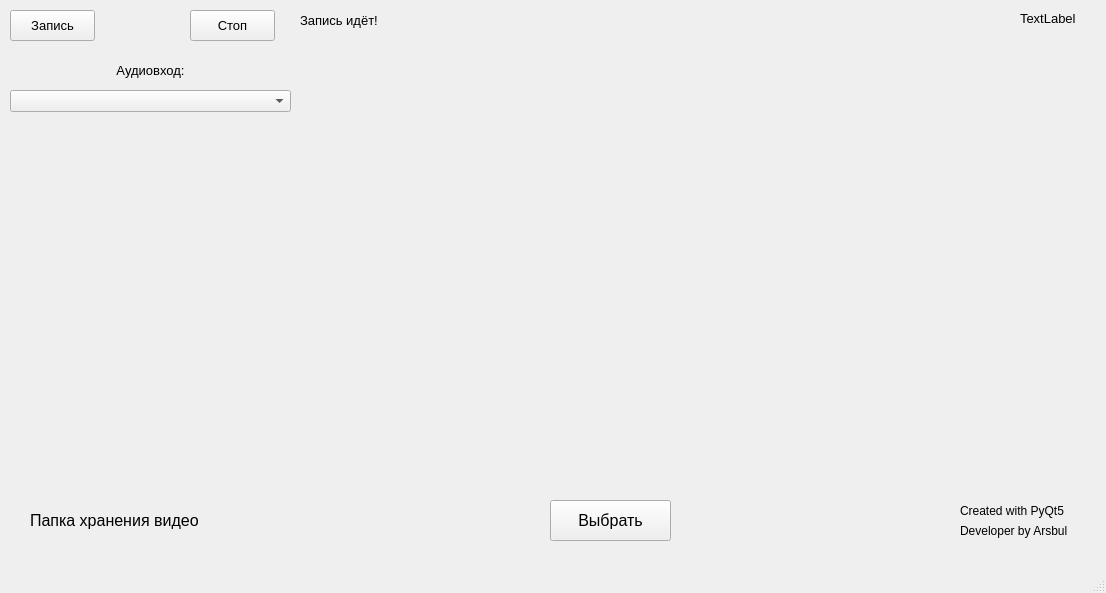
This is design.ui in Arsbul-hub/PythonVideoRecorder as Qt 5 draws it before an edit. The edited form follows.
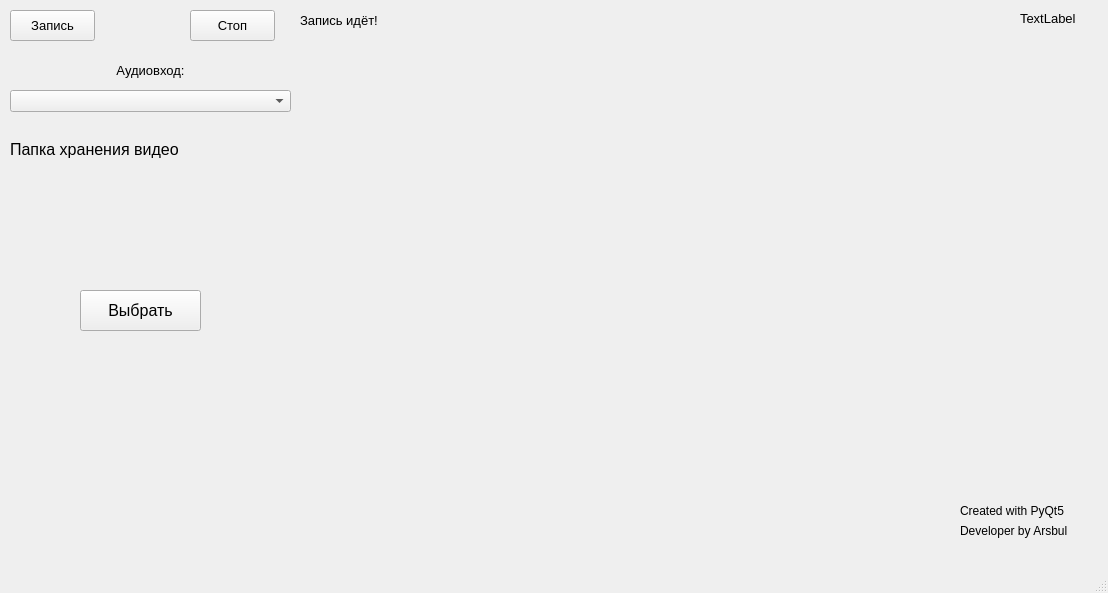
This is the edited form. Icons and pictures are not drawn.

```diff
--- a/design.ui
+++ b/design.ui
@@ -6,7 +6,7 @@
    <rect>
     <x>0</x>
     <y>0</y>
-    <width>1106</width>
+    <width>1108</width>
     <height>593</height>
    </rect>
   </property>
@@ -71,8 +71,8 @@
    <widget class="QPushButton" name="choose_out_folder">
     <property name="geometry">
      <rect>
-      <x>550</x>
-      <y>500</y>
+      <x>80</x>
+      <y>290</y>
       <width>121</width>
       <height>41</height>
      </rect>
@@ -89,10 +89,10 @@
    <widget class="QLabel" name="out_folder">
     <property name="geometry">
      <rect>
-      <x>30</x>
-      <y>500</y>
-      <width>511</width>
-      <height>41</height>
+      <x>10</x>
+      <y>140</y>
+      <width>281</width>
+      <height>131</height>
      </rect>
     </property>
     <property name="font">
@@ -104,7 +104,7 @@
      <string>Папка хранения видео</string>
     </property>
     <property name="alignment">
-     <set>Qt::AlignLeading|Qt::AlignLeft|Qt::AlignVCenter</set>
+     <set>Qt::AlignLeading|Qt::AlignLeft|Qt::AlignTop</set>
     </property>
    </widget>
    <widget class="QLabel" name="video_view">
```
Left out of the diff: 2 changed lines with no effect on the pictures.
